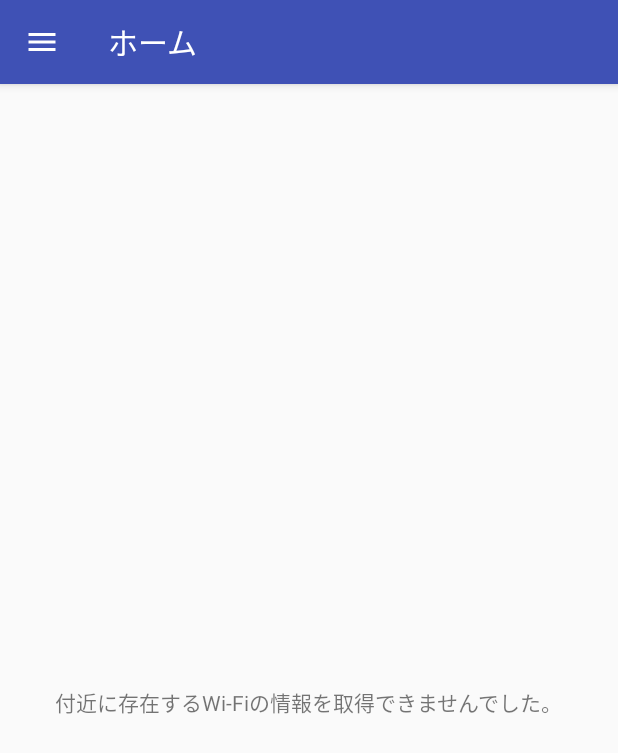
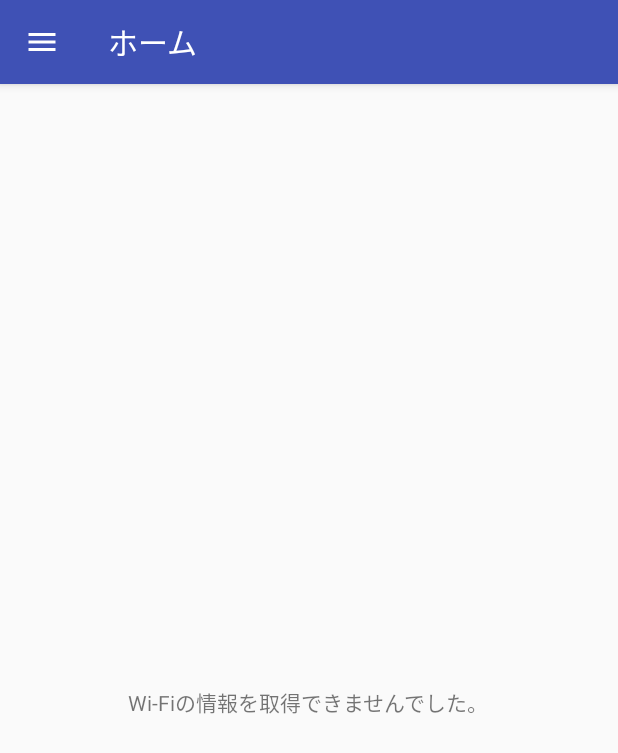
Before and after one commit to alflaylah/project-wifi-android, an Android app: the screen it shows after launch (MainActivity), on a phone screen of 412 x 824 dp. Shown: the top 753 px of the screen. Run offline under Robolectric (Android 15) with nearby library versions, the phone set to English and light mode, and no system bars; our stand-ins replace Dagger/Hilt's generated code, RxJava, data binding; 10 statements that could not run were skipped.

Commit message:
Wi-Fi List：Display a message when WiFi Info is empty

```diff
--- a/com.app.al.wifi/app/src/main/java/com/app/al/wifi/view/fragment/WifiListFragment.kt
+++ b/com.app.al.wifi/app/src/main/java/com/app/al/wifi/view/fragment/WifiListFragment.kt
@@ -10,6 +10,7 @@ import android.view.ViewGroup
 import android.widget.LinearLayout
 import com.app.al.wifi.R
 import com.app.al.wifi.ui.ada.WifiListAdapter
+import com.app.al.wifi.util.NetworkUtils
 import com.app.al.wifi.util.WifiUtils
 import com.app.al.wifi.view.dialog.WifiDialogFragment
 import com.app.al.wifi.view.fragment.base.BaseFragment
@@ -72,6 +73,7 @@ class WifiListFragment : BaseFragment(), SwipeRefreshLayout.OnRefreshListener {
    */
   override fun onResume() {
     super.onResume()
+    // 接続済み
     onRefresh()
   }
 
@@ -104,6 +106,7 @@ class WifiListFragment : BaseFragment(), SwipeRefreshLayout.OnRefreshListener {
    */
   private fun initAdapter() {
     adapter = WifiListAdapter(context, WifiUtils.getWifiList(context))
+    emptyView.visibility = if (adapter.itemCount == 0) View.VISIBLE else View.GONE
     recyclerView.adapter = adapter
     disposable = adapter.clickEvent
         .subscribe({
--- a/com.app.al.wifi/app/src/main/res/values/labels.xml
+++ b/com.app.al.wifi/app/src/main/res/values/labels.xml
@@ -39,7 +39,7 @@
   <!-- Wifi一覧 -->
   <string name="wifi_connected_status">現在、利用しているWi-Fiです</string>
   <string name="wifi_connected_history_status">過去に利用した履歴のあるWi-Fiです</string>
-  <string name="wifi_empty">付近に存在するWi-Fiの情報を取得できませんでした。</string>
+  <string name="wifi_empty">Wi-Fiの情報を取得できませんでした。</string>
 
   <!-- その他一覧 -->
   <string-array name="etc_item">
```
